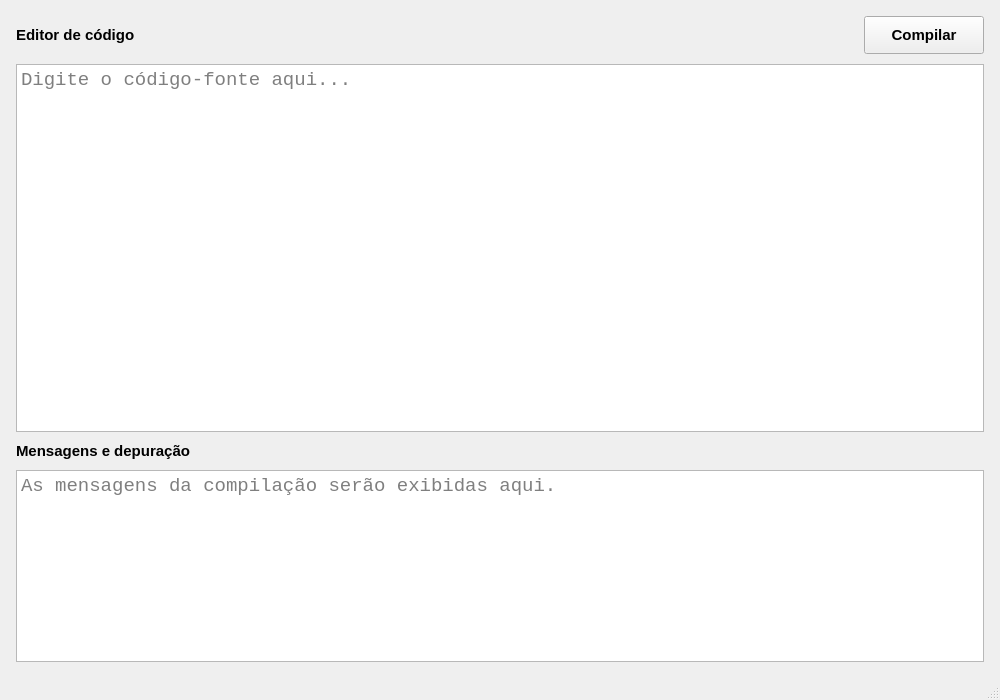
This is src/ui/MainWindow.ui in pedrxbro/compilers as Qt 5 draws it before an edit. The edited form follows.
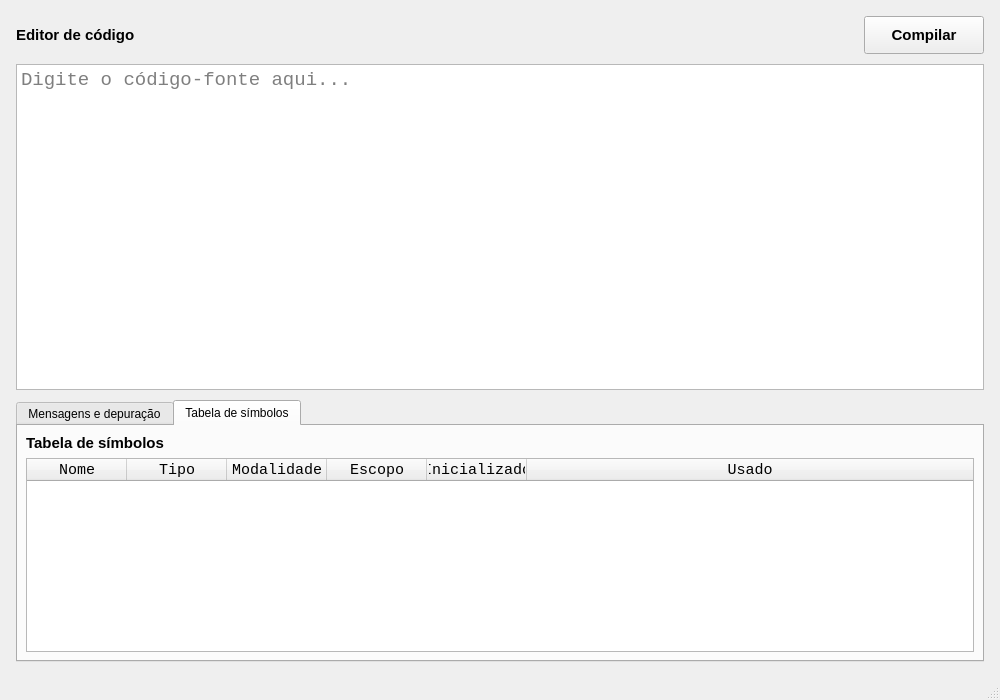
This is the edited form. The open tabs and pages were chosen to show the change.

Commit message: feat(ui): adiciona visualização da tabela de símbolos

The edit to the form file:
```diff
--- a/src/ui/MainWindow.ui
+++ b/src/ui/MainWindow.ui
@@ -138,7 +138,50 @@
      </widget>
     </item>
 
-    <!-- Título da área de mensagens -->
+    <!-- Abas dos resultados da compilação -->
+    <item>
+     <widget class="QTabWidget" name="resultsTabs">
+
+      <property name="minimumSize">
+       <size>
+        <width>0</width>
+        <height>210</height>
+       </size>
+      </property>
+
+      <property name="currentIndex">
+       <number>0</number>
+      </property>
+
+      <!-- Aba de mensagens -->
+      <widget class="QWidget" name="messagesTab">
+
+       <attribute name="title">
+        <string>Mensagens e depuração</string>
+       </attribute>
+
+       <layout class="QVBoxLayout" name="messagesTabLayout">
+
+        <property name="leftMargin">
+         <number>8</number>
+        </property>
+
+        <property name="topMargin">
+         <number>8</number>
+        </property>
+
+        <property name="rightMargin">
+         <number>8</number>
+        </property>
+
+        <property name="bottomMargin">
+         <number>8</number>
+        </property>
+
+        <property name="spacing">
+         <number>6</number>
+        </property>
+
     <item>
      <widget class="QLabel" name="messagesLabel">
 
@@ -156,7 +199,6 @@
      </widget>
     </item>
 
-    <!-- Área de mensagens -->
     <item>
      <widget class="QPlainTextEdit" name="messagesArea">
 
@@ -201,7 +243,153 @@
     </item>
 
    </layout>
+      </widget>
 
+      <!-- Aba da tabela de símbolos -->
+      <widget class="QWidget" name="symbolsTab">
+
+       <attribute name="title">
+        <string>Tabela de símbolos</string>
+       </attribute>
+
+       <layout class="QVBoxLayout" name="symbolsTabLayout">
+
+        <property name="leftMargin">
+         <number>8</number>
+        </property>
+
+        <property name="topMargin">
+         <number>8</number>
+        </property>
+
+        <property name="rightMargin">
+         <number>8</number>
+        </property>
+
+        <property name="bottomMargin">
+         <number>8</number>
+        </property>
+
+        <property name="spacing">
+         <number>6</number>
+        </property>
+
+        <item>
+         <widget class="QLabel" name="symbolsLabel">
+
+          <property name="font">
+           <font>
+            <pointsize>11</pointsize>
+            <bold>true</bold>
+           </font>
+          </property>
+
+          <property name="text">
+           <string>Tabela de símbolos</string>
+          </property>
+
+         </widget>
+        </item>
+
+        <item>
+         <widget class="QTableWidget" name="symbolTable">
+
+          <property name="minimumSize">
+           <size>
+            <width>0</width>
+            <height>140</height>
+           </size>
+          </property>
+
+          <property name="font">
+           <font>
+            <family>Consolas</family>
+            <pointsize>11</pointsize>
+           </font>
+          </property>
+
+          <property name="editTriggers">
+           <set>QAbstractItemView::NoEditTriggers</set>
+          </property>
+
+          <property name="alternatingRowColors">
+           <bool>true</bool>
+          </property>
+
+          <property name="selectionMode">
+           <enum>QAbstractItemView::SingleSelection</enum>
+          </property>
+
+          <property name="selectionBehavior">
+           <enum>QAbstractItemView::SelectRows</enum>
+          </property>
+
+          <property name="showGrid">
+           <bool>true</bool>
+          </property>
+
+          <property name="sortingEnabled">
+           <bool>false</bool>
+          </property>
+
+          <property name="rowCount">
+           <number>0</number>
+          </property>
+
+          <attribute name="horizontalHeaderStretchLastSection">
+           <bool>true</bool>
+          </attribute>
+
+          <attribute name="verticalHeaderVisible">
+           <bool>false</bool>
+          </attribute>
+
+          <column>
+           <property name="text">
+            <string>Nome</string>
+           </property>
+          </column>
+
+          <column>
+           <property name="text">
+            <string>Tipo</string>
+           </property>
+          </column>
+
+          <column>
+           <property name="text">
+            <string>Modalidade</string>
+           </property>
+          </column>
+
+          <column>
+           <property name="text">
+            <string>Escopo</string>
+           </property>
+          </column>
+
+          <column>
+           <property name="text">
+            <string>Inicializado</string>
+           </property>
+          </column>
+
+          <column>
+           <property name="text">
+            <string>Usado</string>
+           </property>
+          </column>
+
+         </widget>
+        </item>
+
+       </layout>
+      </widget>
+
+     </widget>
+    </item>
+
+   </layout>
   </widget>
 
   <widget class="QStatusBar" name="statusbar"/>
```
Left out of the diff: 6 changed lines with no effect on the pictures. Lines whose indentation alone changed are shown as unchanged. The commit also changes 2 other files.
